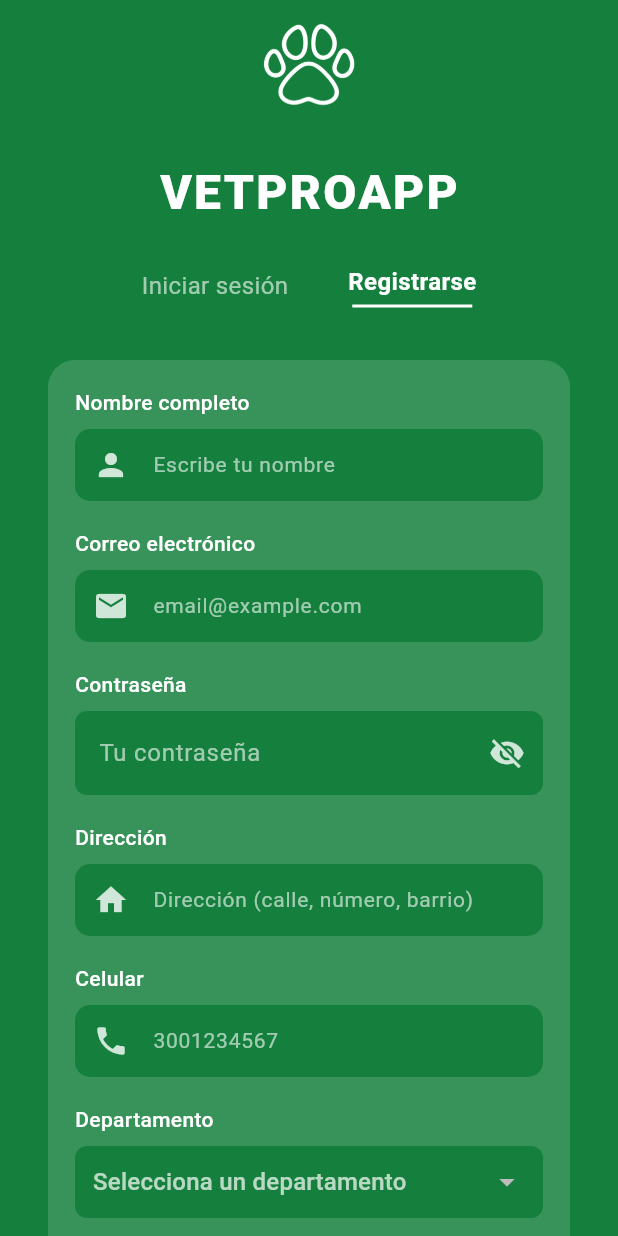
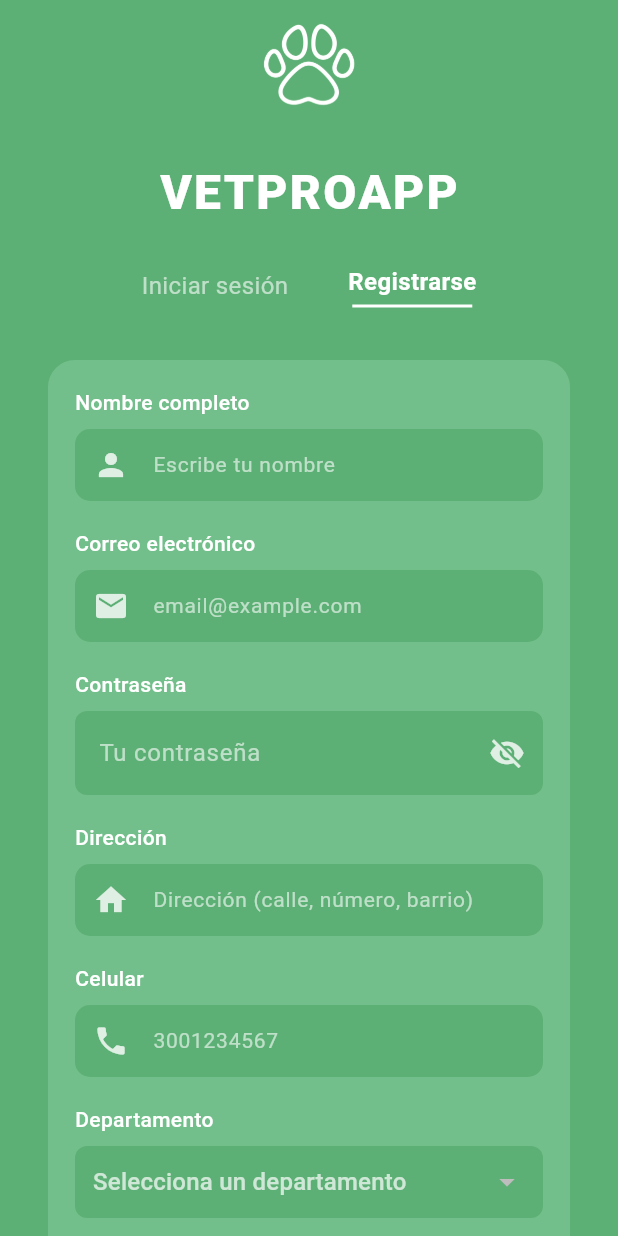
Before and after one commit to PauloUrbina11/VetProApp, a Flutter app: the screen it shows after launch, after a tap on "Registrarse", on a phone screen of 412 x 824 dp. Run offline on Flutter 3.47's test engine with Material 3 defaults, Android fonts, the phone set to English and light mode, and no system bars; our stand-ins replace app_links, shared_preferences, table_calendar; network calls fail; Roboto replaces fonts that are missing (Montserrat).

Commit message:
feat: Nueva paleta de colores verde suave y profesional
- Actualizado theme.dart con nueva paleta: mint, lightGreen, softGreen, darkGreen, white
- Actualizado login_screen.dart con nuevos colores
- Actualizado login_form.dart con softGreen y darkGreen
- Actualizado register_form.dart con nueva paleta
- Actualizado password_field.dart con softGreen
- Actualizado home_screen.dart fondos principales a mint
- Cambiados fondos de tarjetas a lightGreen
- Actualizado profile_screen.dart parcialmente

```diff
--- a/Frontend/vetproapp/lib/app/config/theme.dart
+++ b/Frontend/vetproapp/lib/app/config/theme.dart
@@ -1,20 +1,28 @@
 import 'package:flutter/material.dart';
 
-const Color vetproGreen = Color(0xFF15803D);
+// Nueva paleta de colores verde suave y profesional
+const Color mint = Color(0xFFE2F7EF); // fondo principal
+const Color lightGreen = Color(0xFFA7E1C2); // tarjetas, contenedores
+const Color softGreen = Color(0xFF5DB075); // inputs, acentos
+const Color darkGreen = Color(0xFF234F32); // textos, encabezados
+const Color white = Color(0xFFFFFFFF); // botones y fondos claros
+
+// Mantener compatibilidad con código existente
+const Color vetproGreen = softGreen;
 
 final ThemeData appTheme = ThemeData(
-  primaryColor: vetproGreen,
-  colorScheme: ColorScheme.fromSeed(seedColor: vetproGreen),
-  scaffoldBackgroundColor: vetproGreen,
+  primaryColor: softGreen,
+  colorScheme: ColorScheme.fromSeed(seedColor: softGreen),
+  scaffoldBackgroundColor: mint,
   appBarTheme: const AppBarTheme(
-    backgroundColor: vetproGreen,
-    foregroundColor: Colors.white,
+    backgroundColor: softGreen,
+    foregroundColor: white,
     elevation: 0,
   ),
   elevatedButtonTheme: ElevatedButtonThemeData(
     style: ElevatedButton.styleFrom(
-      backgroundColor: Colors.white,
-      foregroundColor: vetproGreen,
+      backgroundColor: white,
+      foregroundColor: darkGreen,
     ),
   ),
 );
--- a/Frontend/vetproapp/lib/features/auth/presentation/screens/login_screen.dart
+++ b/Frontend/vetproapp/lib/features/auth/presentation/screens/login_screen.dart
@@ -2,6 +2,7 @@ import 'package:flutter/material.dart';
 import '../widgets/login_form.dart';
 import '../widgets/register_form.dart';
 import '../../../../app/services/auth_service.dart';
+import '../../../../app/config/theme.dart';
 
 class LoginScreen extends StatefulWidget {
   const LoginScreen({super.key});
@@ -16,7 +17,7 @@ class _LoginScreenState extends State<LoginScreen> {
   @override
   Widget build(BuildContext context) {
     return Scaffold(
-      backgroundColor: const Color(0xFF15803D),
+      backgroundColor: softGreen,
       body: SafeArea(
         child: Center(
           child: SingleChildScrollView(
@@ -119,7 +120,7 @@ class _LoginScreenState extends State<LoginScreen> {
                   Container(
                     padding: const EdgeInsets.all(18),
                     decoration: BoxDecoration(
-                      color: Colors.white.withOpacity(0.15),
+                      color: lightGreen.withOpacity(0.3),
                       borderRadius: BorderRadius.circular(18),
                     ),
                     child: isLogin ? const LoginForm() : const RegisterForm(),
--- a/Frontend/vetproapp/lib/features/auth/presentation/widgets/login_form.dart
+++ b/Frontend/vetproapp/lib/features/auth/presentation/widgets/login_form.dart
@@ -1,5 +1,6 @@
 import 'package:flutter/material.dart';
 import '../../../../app/services/auth_service.dart';
+import '../../../../app/config/theme.dart';
 import 'password_field.dart';
 
 class LoginForm extends StatefulWidget {
@@ -40,7 +41,7 @@ class _LoginFormState extends State<LoginForm> {
             controller: correoController,
             decoration: InputDecoration(
               filled: true,
-              fillColor: const Color(0xFF15803D),
+              fillColor: softGreen,
               border: OutlineInputBorder(
                 borderSide: BorderSide.none,
                 borderRadius: BorderRadius.circular(8),
@@ -90,8 +91,8 @@ class _LoginFormState extends State<LoginForm> {
             child: ElevatedButton(
               onPressed: loading ? null : loginUser,
               style: ElevatedButton.styleFrom(
-                backgroundColor: Colors.white,
-                foregroundColor: const Color(0xFF15803D),
+                backgroundColor: white,
+                foregroundColor: darkGreen,
                 shape: RoundedRectangleBorder(
                   borderRadius: BorderRadius.circular(8),
                 ),
@@ -101,7 +102,7 @@ class _LoginFormState extends State<LoginForm> {
                       width: 20,
                       height: 20,
                       child: CircularProgressIndicator(
-                        color: Color(0xFF15803D),
+                        color: darkGreen,
                         strokeWidth: 2,
                       ),
                     )
--- a/Frontend/vetproapp/lib/features/auth/presentation/widgets/password_field.dart
+++ b/Frontend/vetproapp/lib/features/auth/presentation/widgets/password_field.dart
@@ -1,4 +1,5 @@
 import 'package:flutter/material.dart';
+import '../../../../app/config/theme.dart';
 
 class PasswordField extends StatefulWidget {
   final TextEditingController? controller;
@@ -19,7 +20,7 @@ class _PasswordFieldState extends State<PasswordField> {
       obscureText: obscure,
       decoration: InputDecoration(
         filled: true,
-        fillColor: const Color(0xFF15803D),
+        fillColor: softGreen,
         border: OutlineInputBorder(
           borderSide: BorderSide.none,
           borderRadius: BorderRadius.circular(8),
--- a/Frontend/vetproapp/lib/features/auth/presentation/widgets/register_form.dart
+++ b/Frontend/vetproapp/lib/features/auth/presentation/widgets/register_form.dart
@@ -1,6 +1,7 @@
 import 'package:flutter/material.dart';
 import 'password_field.dart';
 import '../../../../app/services/auth_service.dart';
+import '../../../../app/config/theme.dart';
 
 class RegisterForm extends StatefulWidget {
   const RegisterForm({super.key});
@@ -47,14 +48,14 @@ class _RegisterFormState extends State<RegisterForm> {
     return Container(
       padding: const EdgeInsets.symmetric(horizontal: 12),
       decoration: BoxDecoration(
-        color: const Color(0xFF15803D),
+        color: softGreen,
         borderRadius: BorderRadius.circular(8),
       ),
       child: DropdownButton<int>(
         isExpanded: true,
         value: selectedDepartamentoId,
         underline: const SizedBox.shrink(),
-        dropdownColor: const Color(0xFF15803D),
+        dropdownColor: softGreen,
         hint: Text(
           'Selecciona un departamento',
           style: TextStyle(color: Colors.white.withOpacity(0.7)),
@@ -82,14 +83,14 @@ class _RegisterFormState extends State<RegisterForm> {
     return Container(
       padding: const EdgeInsets.symmetric(horizontal: 12),
       decoration: BoxDecoration(
-        color: const Color(0xFF15803D),
+        color: softGreen,
         borderRadius: BorderRadius.circular(8),
       ),
       child: DropdownButton<int>(
         isExpanded: true,
         value: selectedCiudadId,
         underline: const SizedBox.shrink(),
-        dropdownColor: const Color(0xFF15803D),
+        dropdownColor: softGreen,
         hint: Text(
           'Selecciona una ciudad',
           style: TextStyle(color: Colors.white.withOpacity(0.7)),
@@ -242,8 +243,8 @@ class _RegisterFormState extends State<RegisterForm> {
             child: ElevatedButton(
               onPressed: loading ? null : _createAccount,
               style: ElevatedButton.styleFrom(
-                backgroundColor: Colors.white,
-                foregroundColor: const Color(0xFF15803D),
+                backgroundColor: white,
+                foregroundColor: darkGreen,
                 shape: RoundedRectangleBorder(
                   borderRadius: BorderRadius.circular(10),
                 ),
@@ -253,7 +254,7 @@ class _RegisterFormState extends State<RegisterForm> {
                       width: 20,
                       height: 20,
                       child: CircularProgressIndicator(
-                        color: Color(0xFF15803D),
+                        color: darkGreen,
                         strokeWidth: 2,
                       ),
                     )
@@ -404,7 +405,7 @@ class _RegisterFormState extends State<RegisterForm> {
       ),
       decoration: InputDecoration(
         filled: true,
-        fillColor: const Color(0xFF15803D), // Verde VetProApp
+        fillColor: softGreen,
         contentPadding:
             const EdgeInsets.symmetric(vertical: 12, horizontal: 15),
         hintText: hint,
--- a/Frontend/vetproapp/lib/features/profile/profile_screen.dart
+++ b/Frontend/vetproapp/lib/features/profile/profile_screen.dart
@@ -159,8 +159,8 @@ class _ProfileScreenState extends State<ProfileScreen> {
                       child: ElevatedButton(
                         onPressed: _saving ? null : _save,
                         style: ElevatedButton.styleFrom(
-                          backgroundColor: Colors.white,
-                          foregroundColor: vetproGreen,
+                          backgroundColor: white,
+                          foregroundColor: darkGreen,
                           shape: RoundedRectangleBorder(
                               borderRadius: BorderRadius.circular(12)),
                         ),
@@ -212,7 +212,7 @@ class _ProfileScreenState extends State<ProfileScreen> {
           color: Colors.white, fontFamily: 'Montserrat', fontSize: 14),
       decoration: InputDecoration(
         filled: true,
-        fillColor: vetproGreen,
+        fillColor: softGreen,
         contentPadding:
             const EdgeInsets.symmetric(vertical: 14, horizontal: 14),
         hintText: hint,
```
Also changed, not shown: Frontend/vetproapp/lib/features/home/home_screen.dart (+8 -8 lines).
